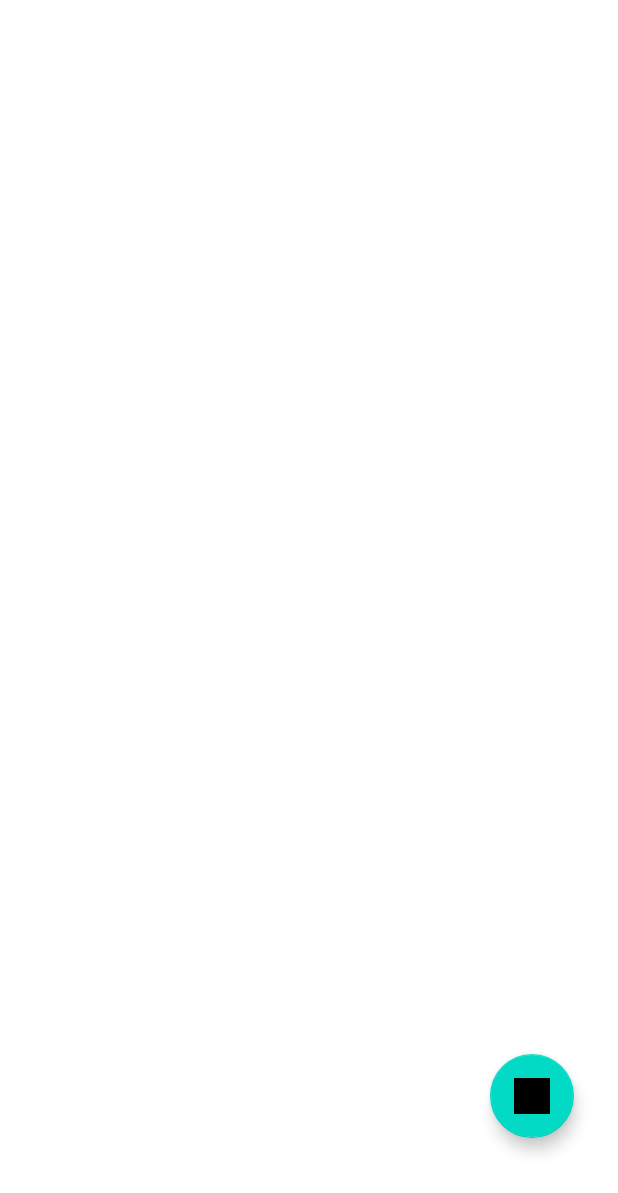
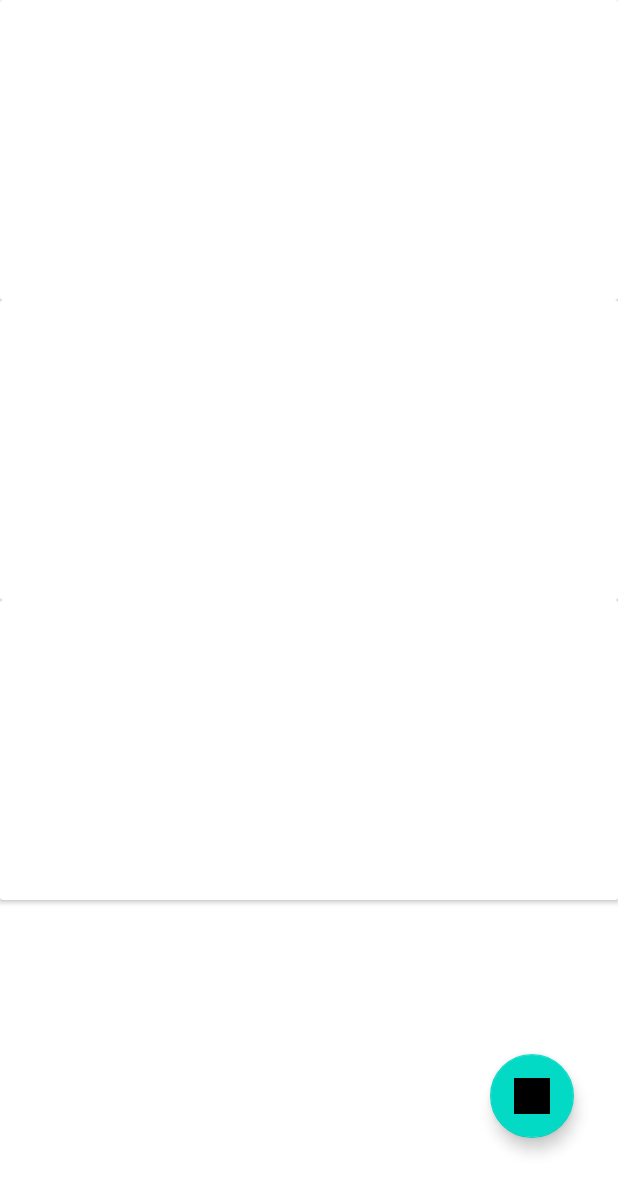
Before and after one commit to ozancanguz/ROOMCRUDOPERATIONS, an Android app: the layout fragment_list.xml on its own in the app's theme, with its tools: preview values and no code run, on a phone screen of 412 x 824 dp. Shown: the top 1193 px of the screen. Run offline under Robolectric (Android 15) with nearby library versions, the phone set to English and light mode, and no system bars.

Commit message:
-item layout designed -we create UserAdapter.kt and coded - we observe the livedata in list fragment

```diff
--- a/app/build.gradle
+++ b/app/build.gradle
@@ -11,7 +11,7 @@ android {
 
     defaultConfig {
         applicationId "com.ozancanguz.roomcrudoperations"
-        minSdk 24
+        minSdk 26
         targetSdk 33
         versionCode 1
         versionName "1.0"
--- a/app/src/main/java/com/ozancanguz/roomcrudoperations/data/UserViewModel.kt
+++ b/app/src/main/java/com/ozancanguz/roomcrudoperations/data/UserViewModel.kt
@@ -10,7 +10,7 @@ import kotlinx.coroutines.launch
 
 class UserViewModel(application: Application): AndroidViewModel(application) {
 
-    private var readAllData:LiveData<List<User>>
+    var readAllData:LiveData<List<User>>
     private val repository:UserRepository
 
             init{
--- a/app/src/main/res/layout/fragment_list.xml
+++ b/app/src/main/res/layout/fragment_list.xml
@@ -14,7 +14,9 @@
         app:layout_constraintBottom_toBottomOf="parent"
         app:layout_constraintEnd_toEndOf="parent"
         app:layout_constraintStart_toStartOf="parent"
-        app:layout_constraintTop_toTopOf="parent" />
+        app:layout_constraintTop_toTopOf="parent"
+        tools:listitem="@layout/item_layout"
+        />
 
     <com.google.android.material.floatingactionbutton.FloatingActionButton
         android:id="@+id/floatingActionButton"
--- /dev/null
+++ b/app/src/main/res/layout/item_layout.xml
@@ -0,0 +1,71 @@
+<?xml version="1.0" encoding="utf-8"?>
+<androidx.cardview.widget.CardView
+
+
+    xmlns:android="http://schemas.android.com/apk/res/android"
+    xmlns:app="http://schemas.android.com/apk/res-auto"
+    xmlns:tools="http://schemas.android.com/tools"
+    android:layout_width="match_parent"
+    android:layout_height="wrap_content">
+
+    <androidx.constraintlayout.widget.ConstraintLayout
+        android:layout_width="match_parent"
+        android:layout_height="200dp"
+        tools:layout_editor_absoluteX="1dp"
+        tools:layout_editor_absoluteY="-2dp"
+
+
+        >
+
+        <TextView
+            android:id="@+id/idtxt"
+            android:layout_width="89dp"
+            android:layout_height="65dp"
+            android:layout_marginStart="12dp"
+            android:layout_marginEnd="12dp"
+            app:layout_constraintBottom_toBottomOf="parent"
+            app:layout_constraintEnd_toStartOf="@+id/firstnametext"
+            app:layout_constraintStart_toStartOf="parent"
+            app:layout_constraintTop_toTopOf="parent"
+            app:srcCompat="@drawable/ic_launcher_background" />
+
+        <TextView
+            android:id="@+id/firstnametext"
+            android:layout_width="0dp"
+            android:layout_height="37dp"
+            android:layout_marginEnd="16dp"
+            app:layout_constraintBottom_toBottomOf="parent"
+            app:layout_constraintEnd_toEndOf="parent"
+            app:layout_constraintStart_toEndOf="@+id/idtxt"
+            app:layout_constraintTop_toTopOf="parent"
+            app:layout_constraintVertical_bias="0.294" />
+
+        <TextView
+            android:id="@+id/lastnameText"
+            android:layout_width="0dp"
+            android:layout_height="37dp"
+            android:layout_marginEnd="16dp"
+            app:layout_constraintBottom_toBottomOf="parent"
+            app:layout_constraintEnd_toEndOf="parent"
+            app:layout_constraintHorizontal_bias="1.0"
+            app:layout_constraintStart_toEndOf="@+id/idtxt"
+            app:layout_constraintTop_toTopOf="parent"
+            app:layout_constraintVertical_bias="0.582" />
+
+        <TextView
+            android:id="@+id/agetxt"
+            android:layout_width="0dp"
+            android:layout_height="37dp"
+            android:layout_marginEnd="16dp"
+            app:layout_constraintBottom_toBottomOf="parent"
+            app:layout_constraintEnd_toEndOf="parent"
+            app:layout_constraintHorizontal_bias="1.0"
+            app:layout_constraintStart_toEndOf="@+id/idtxt"
+            app:layout_constraintTop_toTopOf="parent"
+            app:layout_constraintVertical_bias="0.901" />
+
+
+    </androidx.constraintlayout.widget.ConstraintLayout>
+
+
+</androidx.cardview.widget.CardView>
```
Also changed, not shown: app/src/main/java/com/ozancanguz/roomcrudoperations/adapter/UserAdapter.kt (added, +43 -0 lines), app/src/main/java/com/ozancanguz/roomcrudoperations/ui/ListFragment.kt (+16 -0 lines).
